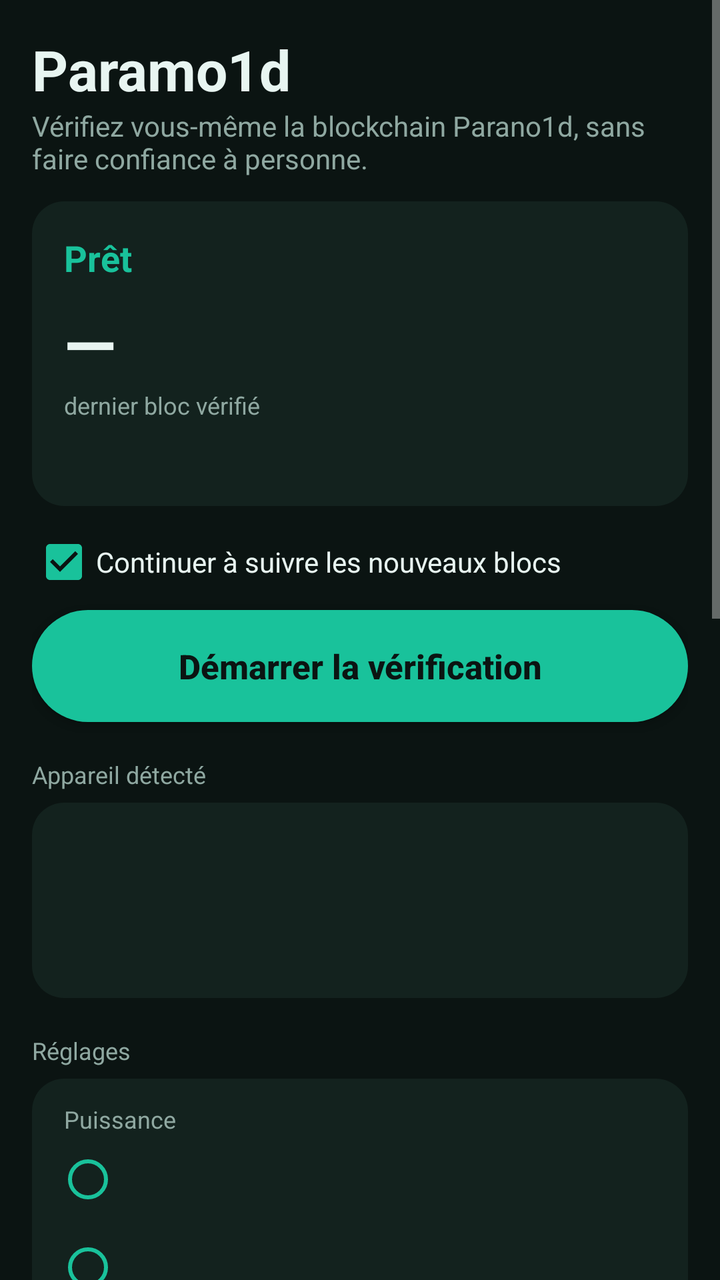
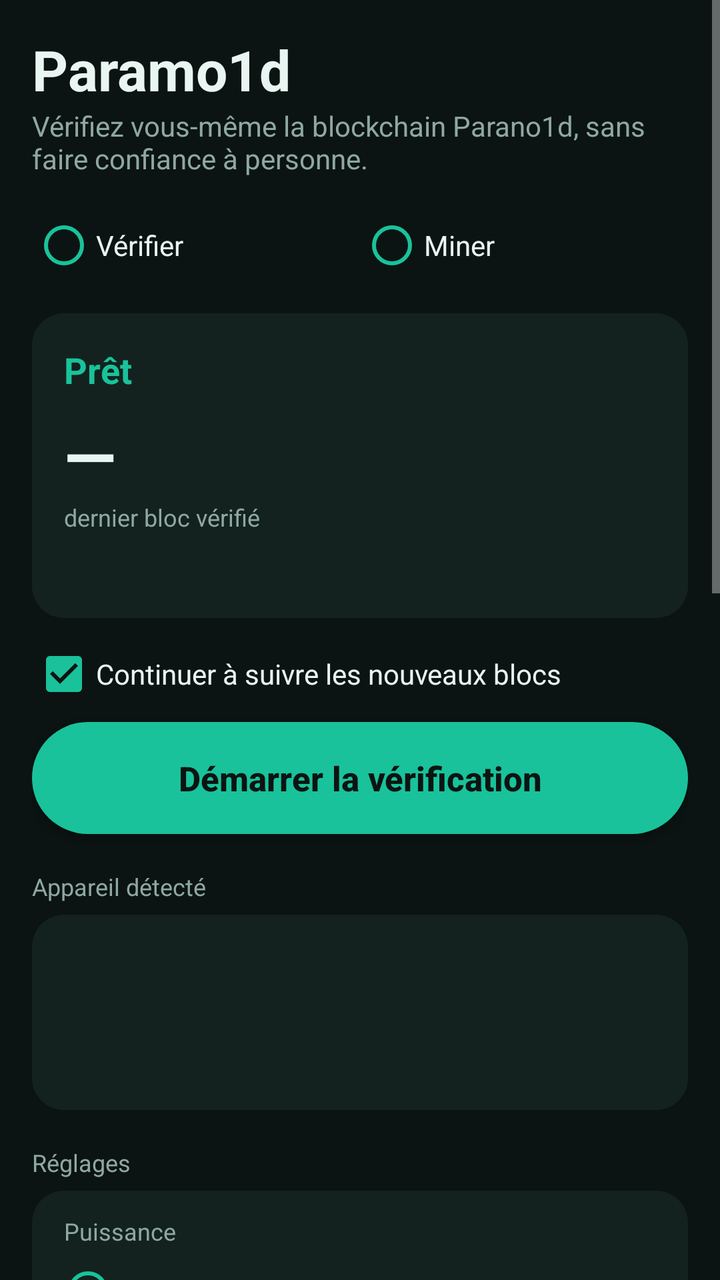

Screens rendered from an Android XML layout before and after an edit, with the pre-edit source and the edit as a unified diff.
<!-- AndroidManifest.xml: application theme AppTheme -->
<!-- res/layout/activity_main.xml -->
<?xml version="1.0" encoding="utf-8"?>
<ScrollView xmlns:android="http://schemas.android.com/apk/res/android"
    android:id="@+id/page"
    android:layout_width="match_parent"
    android:layout_height="match_parent"
    android:fillViewport="true"
    android:fitsSystemWindows="true">

    <LinearLayout
        android:layout_width="match_parent"
        android:layout_height="wrap_content"
        android:orientation="vertical"
        android:padding="16dp">

        <TextView
            android:layout_width="wrap_content"
            android:layout_height="wrap_content"
            android:text="Paramo1d"
            android:textColor="#E8F5F1"
            android:textSize="28sp"
            android:textStyle="bold" />

        <TextView
            android:layout_width="wrap_content"
            android:layout_height="wrap_content"
            android:layout_marginBottom="12dp"
            android:text="Vérifiez vous-même la blockchain Parano1d, sans faire confiance à personne."
            android:textColor="#8FA8A1"
            android:textSize="14sp" />

        <LinearLayout
            android:layout_width="match_parent"
            android:layout_height="wrap_content"
            android:background="@drawable/card"
            android:orientation="vertical"
            android:padding="16dp">

            <TextView
                android:id="@+id/status"
                android:layout_width="wrap_content"
                android:layout_height="wrap_content"
                android:text="Prêt"
                android:textColor="#19C29B"
                android:textSize="18sp"
                android:textStyle="bold" />

            <TextView
                android:id="@+id/height"
                android:layout_width="wrap_content"
                android:layout_height="wrap_content"
                android:layout_marginTop="8dp"
                android:text="—"
                android:textColor="#E8F5F1"
                android:textSize="34sp"
                android:textStyle="bold" />

            <TextView
                android:layout_width="wrap_content"
                android:layout_height="wrap_content"
                android:text="dernier bloc vérifié"
                android:textColor="#8FA8A1"
                android:textSize="12sp" />

            <TextView
                android:id="@+id/details"
                android:layout_width="match_parent"
                android:layout_height="wrap_content"
                android:layout_marginTop="10dp"
                android:fontFamily="monospace"
                android:textColor="#B9CEC8"
                android:textIsSelectable="true"
                android:textSize="12sp" />

            <ProgressBar
                android:id="@+id/progress"
                style="@android:style/Widget.Material.ProgressBar.Horizontal"
                android:layout_width="match_parent"
                android:layout_height="wrap_content"
                android:layout_marginTop="8dp"
                android:indeterminate="true"
                android:visibility="gone" />
        </LinearLayout>

        <CheckBox
            android:id="@+id/follow"
            android:layout_width="wrap_content"
            android:layout_height="wrap_content"
            android:layout_marginTop="12dp"
            android:buttonTint="#19C29B"
            android:checked="true"
            android:text="Continuer à suivre les nouveaux blocs"
            android:textColor="#E8F5F1" />

        <Button
            android:id="@+id/action"
            android:layout_width="match_parent"
            android:layout_height="56dp"
            android:layout_marginTop="8dp"
            android:background="@drawable/button"
            android:text="Démarrer la vérification"
            android:textAllCaps="false"
            android:textColor="#0B1412"
            android:textSize="17sp"
            android:textStyle="bold" />

        <TextView
            style="@style/SectionTitle"
            android:text="Appareil détecté" />

        <LinearLayout
            android:layout_width="match_parent"
            android:layout_height="wrap_content"
            android:background="@drawable/card"
            android:orientation="vertical"
            android:padding="16dp">

            <TextView
                android:id="@+id/device"
                android:layout_width="match_parent"
                android:layout_height="wrap_content"
                android:textColor="#E8F5F1"
                android:textSize="14sp" />

            <TextView
                android:id="@+id/profile"
                android:layout_width="match_parent"
                android:layout_height="wrap_content"
                android:layout_marginTop="8dp"
                android:textColor="#19C29B"
                android:textSize="14sp"
                android:textStyle="bold" />

            <TextView
                android:id="@+id/conditions"
                android:layout_width="match_parent"
                android:layout_height="wrap_content"
                android:layout_marginTop="2dp"
                android:textColor="#8FA8A1"
                android:textSize="13sp" />
        </LinearLayout>

        <TextView
            style="@style/SectionTitle"
            android:text="Réglages" />

        <LinearLayout
            android:layout_width="match_parent"
            android:layout_height="wrap_content"
            android:background="@drawable/card"
            android:orientation="vertical"
            android:padding="12dp">

            <TextView
                android:layout_width="wrap_content"
                android:layout_height="wrap_content"
                android:layout_marginStart="4dp"
                android:text="Puissance"
                android:textColor="#8FA8A1"
                android:textSize="12sp" />

            <RadioGroup
                android:id="@+id/mode"
                android:layout_width="match_parent"
                android:layout_height="wrap_content">

                <RadioButton android:id="@+id/modeAuto" style="@style/Choice" />
                <RadioButton android:id="@+id/modeEco" style="@style/Choice" />
                <RadioButton android:id="@+id/modeBalanced" style="@style/Choice" />
                <RadioButton android:id="@+id/modePerformance" style="@style/Choice" />
            </RadioGroup>

            <Switch
                android:id="@+id/heatGuard"
                style="@style/Toggle"
                android:text="Pause si le téléphone chauffe" />

            <Switch
                android:id="@+id/batteryGuard"
                style="@style/Toggle"
                android:text="Pause si batterie sous 20 % (hors charge)" />

            <Switch
                android:id="@+id/chargingOnly"
                style="@style/Toggle"
                android:text="Uniquement pendant la charge" />

            <Switch
                android:id="@+id/wifiOnly"
                style="@style/Toggle"
                android:text="Uniquement en Wi-Fi" />
        </LinearLayout>

        <TextView
            style="@style/SectionTitle"
            android:text="Journal" />

        <ScrollView
            android:id="@+id/logScroll"
            android:layout_width="match_parent"
            android:layout_height="320dp"
            android:background="@drawable/card"
            android:padding="10dp">

            <TextView
                android:id="@+id/log"
                android:layout_width="match_parent"
                android:layout_height="wrap_content"
                android:fontFamily="monospace"
                android:textColor="#B9CEC8"
                android:textIsSelectable="true"
                android:textSize="11sp" />
        </ScrollView>
    </LinearLayout>
</ScrollView>
<!-- resources referenced by this layout -->
<resources>
  <!-- drawable button (drawable) -->
  <?xml version="1.0" encoding="utf-8"?>
  <selector xmlns:android="http://schemas.android.com/apk/res/android">
      <item android:state_enabled="false">
          <shape><solid android:color="#2A3A36" /><corners android:radius="28dp" /></shape>
      </item>
      <item android:state_pressed="true">
          <shape><solid android:color="#13A383" /><corners android:radius="28dp" /></shape>
      </item>
      <item>
          <shape><solid android:color="#19C29B" /><corners android:radius="28dp" /></shape>
      </item>
  </selector>
  <!-- drawable card (drawable) -->
  <?xml version="1.0" encoding="utf-8"?>
  <shape xmlns:android="http://schemas.android.com/apk/res/android" android:shape="rectangle">
      <solid android:color="#13221E" />
      <corners android:radius="16dp" />
  </shape>
  <style name="Choice">
          <item name="android:layout_width">match_parent</item>
          <item name="android:layout_height">wrap_content</item>
          <item name="android:minHeight">44dp</item>
          <item name="android:buttonTint">#19C29B</item>
          <item name="android:textColor">#E8F5F1</item>
          <item name="android:textSize">14sp</item>
      </style>
  <style name="SectionTitle">
          <item name="android:layout_width">wrap_content</item>
          <item name="android:layout_height">wrap_content</item>
          <item name="android:layout_marginTop">18dp</item>
          <item name="android:layout_marginBottom">6dp</item>
          <item name="android:textColor">#8FA8A1</item>
          <item name="android:textSize">12sp</item>
      </style>
  <style name="Toggle">
          <item name="android:layout_width">match_parent</item>
          <item name="android:layout_height">wrap_content</item>
          <item name="android:minHeight">48dp</item>
          <item name="android:paddingStart">4dp</item>
          <item name="android:textColor">#E8F5F1</item>
          <item name="android:textSize">14sp</item>
      </style>
  <style name="AppTheme" parent="android:Theme.Material.NoActionBar">
          <item name="android:colorPrimary">#0E7C66</item>
          <item name="android:colorAccent">#19C29B</item>
          <item name="android:statusBarColor">#0B1412</item>
          <item name="android:navigationBarColor">#0B1412</item>
          <item name="android:windowBackground">#0B1412</item>
      </style>
</resources>

<!-- the commit's change to res/layout/activity_main.xml (unified diff, before → after) -->
@@ -28,6 +28,28 @@
             android:textColor="#8FA8A1"
             android:textSize="14sp" />
 
+        <RadioGroup
+            android:id="@+id/job"
+            android:layout_width="match_parent"
+            android:layout_height="wrap_content"
+            android:layout_marginBottom="12dp"
+            android:orientation="horizontal">
+
+            <RadioButton
+                android:id="@+id/jobVerify"
+                style="@style/Choice"
+                android:layout_width="0dp"
+                android:layout_weight="1"
+                android:text="Vérifier" />
+
+            <RadioButton
+                android:id="@+id/jobMine"
+                style="@style/Choice"
+                android:layout_width="0dp"
+                android:layout_weight="1"
+                android:text="Miner" />
+        </RadioGroup>
+
         <LinearLayout
             android:layout_width="match_parent"
             android:layout_height="wrap_content"
@@ -55,6 +77,7 @@
                 android:textStyle="bold" />
 
             <TextView
+                android:id="@+id/heightLabel"
                 android:layout_width="wrap_content"
                 android:layout_height="wrap_content"
                 android:text="dernier bloc vérifié"
@@ -79,6 +102,42 @@
                 android:layout_marginTop="8dp"
                 android:indeterminate="true"
                 android:visibility="gone" />
+        </LinearLayout>
+
+        <LinearLayout
+            android:id="@+id/minerPanel"
+            android:layout_width="match_parent"
+            android:layout_height="wrap_content"
+            android:layout_marginTop="12dp"
+            android:background="@drawable/card"
+            android:orientation="vertical"
+            android:padding="16dp"
+            android:visibility="gone">
+
+            <TextView
+                android:layout_width="match_parent"
+                android:layout_height="wrap_content"
+                android:text="Le téléphone cherche le nonce des blocs. Un nœud Parano1d en mode extminer (PC ou serveur) ou un pool prépare les preuves : plusieurs téléphones peuvent se connecter au même nœud."
+                android:textColor="#8FA8A1"
+                android:textSize="13sp" />
+
+            <EditText
+                android:id="@+id/minerRpc"
+                style="@style/Field"
+                android:hint="Adresse du nœud ou du pool (http://192.168.1.20:9601)"
+                android:inputType="textUri" />
+
+            <EditText
+                android:id="@+id/minerToken"
+                style="@style/Field"
+                android:hint="Jeton de minage (mining.key)"
+                android:inputType="textPassword" />
+
+            <EditText
+                android:id="@+id/minerPayout"
+                style="@style/Field"
+                android:hint="Adresse de paiement o1… (facultatif)"
+                android:inputType="text" />
         </LinearLayout>
 
         <CheckBox
<!-- resource entries referenced after the edit -->
@@ -27,6 +27,17 @@
           <item name="android:textColor">#E8F5F1</item>
           <item name="android:textSize">14sp</item>
       </style>
+  <style name="Field">
+          <item name="android:layout_width">match_parent</item>
+          <item name="android:layout_height">wrap_content</item>
+          <item name="android:layout_marginTop">8dp</item>
+          <item name="android:minHeight">48dp</item>
+          <item name="android:singleLine">true</item>
+          <item name="android:textColor">#E8F5F1</item>
+          <item name="android:textColorHint">#5F7A73</item>
+          <item name="android:backgroundTint">#19C29B</item>
+          <item name="android:textSize">14sp</item>
+      </style>
   <style name="SectionTitle">
           <item name="android:layout_width">wrap_content</item>
           <item name="android:layout_height">wrap_content</item>
